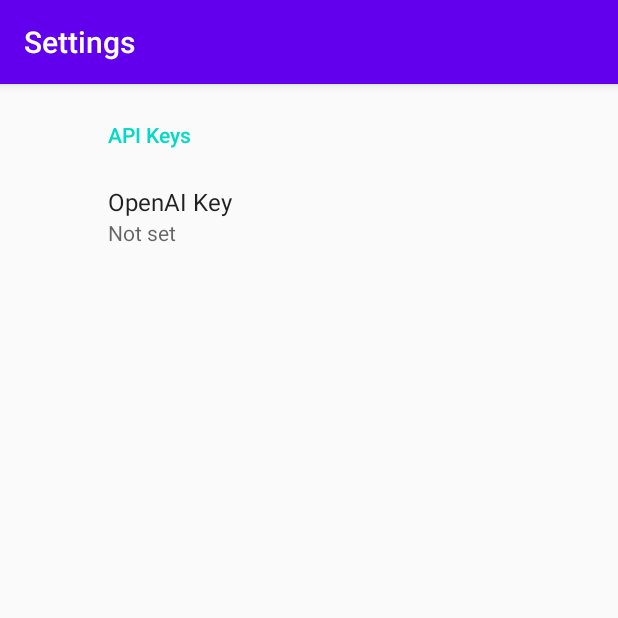
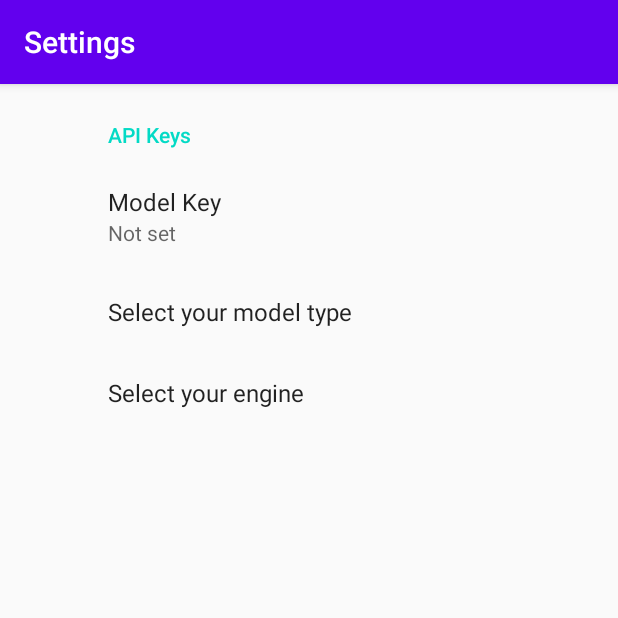
Before and after one commit to uSaiPrashanth/chatbot-gptguru, an Android app: the SettingsActivity screen opened directly, with no data from a screen before it, on a phone screen of 412 x 824 dp, the top half of it. Run offline under Robolectric (Android 15) with nearby library versions, the phone set to English and light mode, and no system bars; our stand-ins replace androidx.preference.

Commit message:
Integrated AI21

```diff
--- a/app/src/main/res/values/arrays.xml
+++ b/app/src/main/res/values/arrays.xml
@@ -9,4 +9,18 @@
         <item>reply</item>
         <item>reply_all</item>
     </string-array>
+
+    <string-array name="model_types">
+        <item>AI21</item>
+        <item>OpenAI</item>
+    </string-array>
+
+    <string-array name="engine">
+        <item>j1-large</item>
+        <item>j1-jumbo</item>
+        <item>davinci</item>
+        <item>curie</item>
+        <item>babbage</item>
+        <item>ada</item>
+    </string-array>
 </resources>
--- a/app/src/main/res/values/strings.xml
+++ b/app/src/main/res/values/strings.xml
@@ -3,6 +3,5 @@
     <string name="settings">Settings</string>
     <string name="title_activity_settings">@string/settings</string>
     <string name="api_keys_title">API Keys</string>
-    <string name="openai_key_title">OpenAI Key</string>
-    <string name="openai_key_prompt">Enter your OpenAI key here</string>
+    <string name="model_key_title">Model Key</string>
 </resources>
--- a/app/src/main/res/xml/root_preferences.xml
+++ b/app/src/main/res/xml/root_preferences.xml
@@ -3,10 +3,20 @@
     <PreferenceCategory app:title="@string/api_keys_title">
 
         <EditTextPreference
-            app:key="openai_key"
-            app:title="@string/openai_key_title"
+            app:key="model_key"
+            app:title="@string/model_key_title"
             app:persistent="true"
             app:useSimpleSummaryProvider="true" />
+        <DropDownPreference
+            app:key="model_type"
+            app:title="Select your model type"
+            app:entryValues="@array/model_types"
+            app:entries="@array/model_types"/>
+        <DropDownPreference
+            app:key="engine"
+            app:title="Select your engine"
+            app:entryValues="@array/engine"
+            app:entries="@array/engine"/>
     </PreferenceCategory>
 
 </PreferenceScreen>
```
Also changed, not shown: app/build.gradle (+7 -0 lines), app/src/main/java/com/usaip/gpt_guru/MainActivity.kt (+44 -15 lines), 3 other files.
